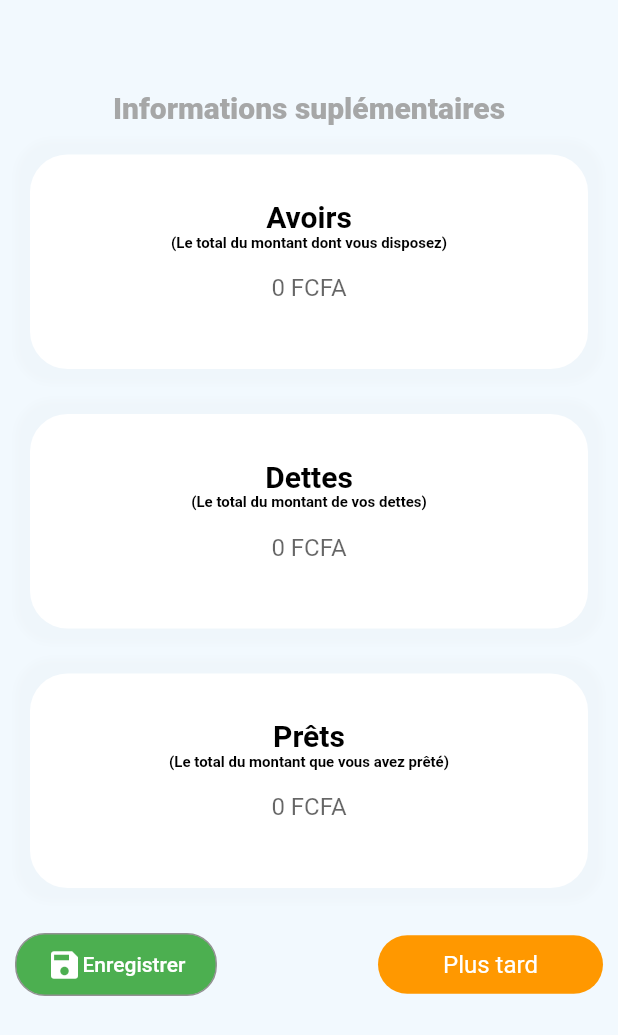
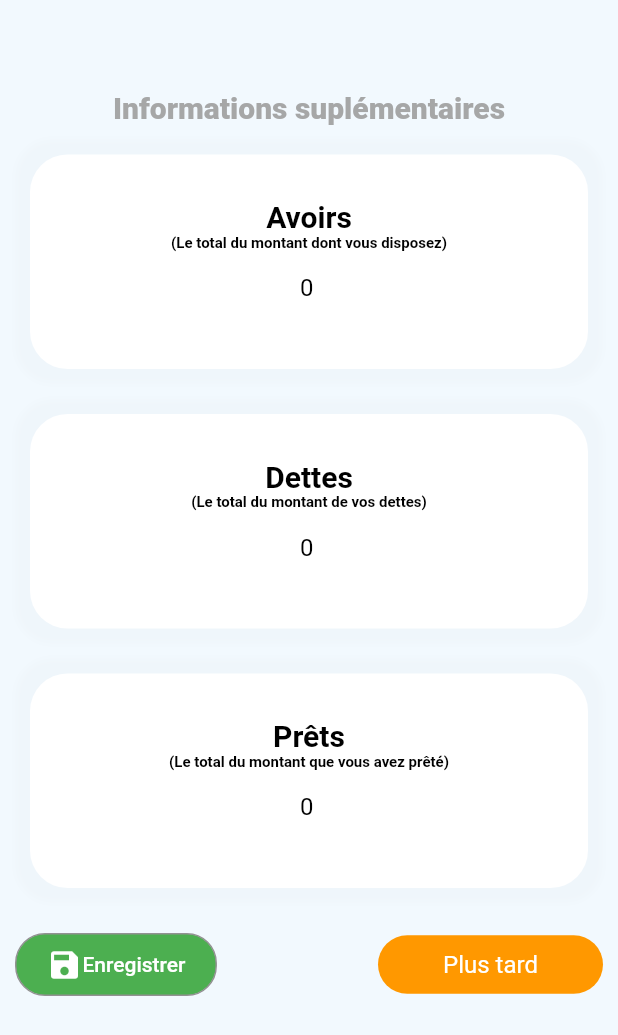
Before and after one commit to EdmondDossa/gestion-finance-personnelle, a Flutter app: the ConfigurationPage screen opened directly, on a phone screen of 412 x 824 dp. Shown: the top 1035 px of the screen. Run offline on Flutter 3.47's test engine with Material 2 defaults, Android fonts, the light colour scheme and no system bars; our stand-ins replace animated_bottom_navigation_bar, cloud_firestore, firebase_auth, firebase_core, fl_chart, google_fonts; missing offline and left inert: icon_badge; accounts and stored records are empty.

Commit message:
récupération du push d'arlette 21juin2023

```diff
--- a/lib/screens/configuration.dart
+++ b/lib/screens/configuration.dart
@@ -11,9 +11,9 @@ class ConfigurationPage extends StatefulWidget {
 }
 
 class _ConfigurationPageState extends State<ConfigurationPage> {
-  TextEditingController _avoirs = TextEditingController();
-  TextEditingController _dettes = TextEditingController();
-  TextEditingController _prets = TextEditingController();
+  TextEditingController _avoirs = TextEditingController(text: "0");
+  TextEditingController _dettes = TextEditingController(text: "0");
+  TextEditingController _prets = TextEditingController(text: "0");
   DateTime? _date;
 
   Future<void> _selectDate(BuildContext context) async {
@@ -147,7 +147,7 @@ class _ConfigurationPageState extends State<ConfigurationPage> {
                       ),
                     ),
                     TextField(
-                      controller: _avoirs,
+                      controller: _dettes,
                       cursorColor: black,
                       style: const TextStyle(
                         fontWeight: FontWeight.w400,
@@ -199,7 +199,7 @@ class _ConfigurationPageState extends State<ConfigurationPage> {
                       ),
                     ),
                     TextField(
-                      controller: _avoirs,
+                      controller: _prets,
                       cursorColor: black,
                       style: const TextStyle(
                         fontWeight: FontWeight.w400,
--- a/lib/screens/home.dart
+++ b/lib/screens/home.dart
@@ -3,8 +3,7 @@ import 'package:flutter/cupertino.dart';
 import 'package:flutter/material.dart';
 import 'package:gestion_finance/screens/add_categorie.dart';
 import 'package:gestion_finance/screens/budgets.dart';
-import 'package:gestion_finance/screens/daily.dart';
-import 'package:gestion_finance/screens/depenses.dart';
+import 'package:gestion_finance/screens/expense.dart';
 import 'package:gestion_finance/screens/home_page.dart';
 import 'package:gestion_finance/screens/prets.dart';
 import 'package:gestion_finance/screens/revenus.dart';
@@ -186,6 +185,7 @@ class _HomePageState extends State<HomePage> {
                           ),
                         ),
                       ),
+                    )
                     ],
                   )
                 ],
@@ -234,7 +234,7 @@ class _HomePageState extends State<HomePage> {
                           Navigator.push(
                             context,
                             MaterialPageRoute(
-                                builder: (context) => CreateDepensePage()),
+                                builder: (context) => CreateExpansePage()),
                           );
                         },
                         child: Container(
--- a/lib/screens/home_page.dart
+++ b/lib/screens/home_page.dart
@@ -175,7 +175,6 @@ class _StartPageState extends State<StartPage> {
                                 children: [
                                   Text(
                                     "Salut",
-                                    style: TextStyle(
                                     style: TextStyle(
                                       fontWeight: FontWeight.w300,
                                       fontSize: 16,
```
